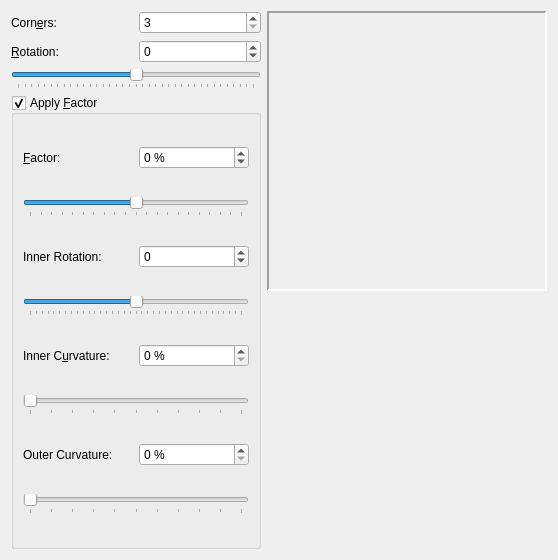
Qt form scribus/ui/polygonwidgetbase.ui (scribusproject/scribus) before a commit.
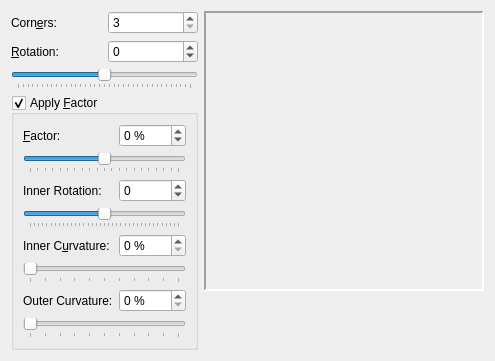
The same form after that commit. Custom widgets are drawn as their Qt base class.

Commit message: #13941: Various naming fixes to polygonWidget

Diff of the .ui file:
```diff
--- a/scribus/ui/polygonwidgetbase.ui
+++ b/scribus/ui/polygonwidgetbase.ui
@@ -6,8 +6,8 @@
    <rect>
     <x>0</x>
     <y>0</y>
-    <width>558</width>
-    <height>560</height>
+    <width>495</width>
+    <height>359</height>
    </rect>
   </property>
   <property name="sizePolicy">
@@ -147,8 +147,8 @@
        </property>
        <property name="sizeHint" stdset="0">
         <size>
-         <width>20</width>
-         <height>40</height>
+         <width>0</width>
+         <height>0</height>
         </size>
        </property>
       </spacer>
```
Left out of the diff: 48 changed lines with no effect on the pictures. The commit also changes 1 other file.
